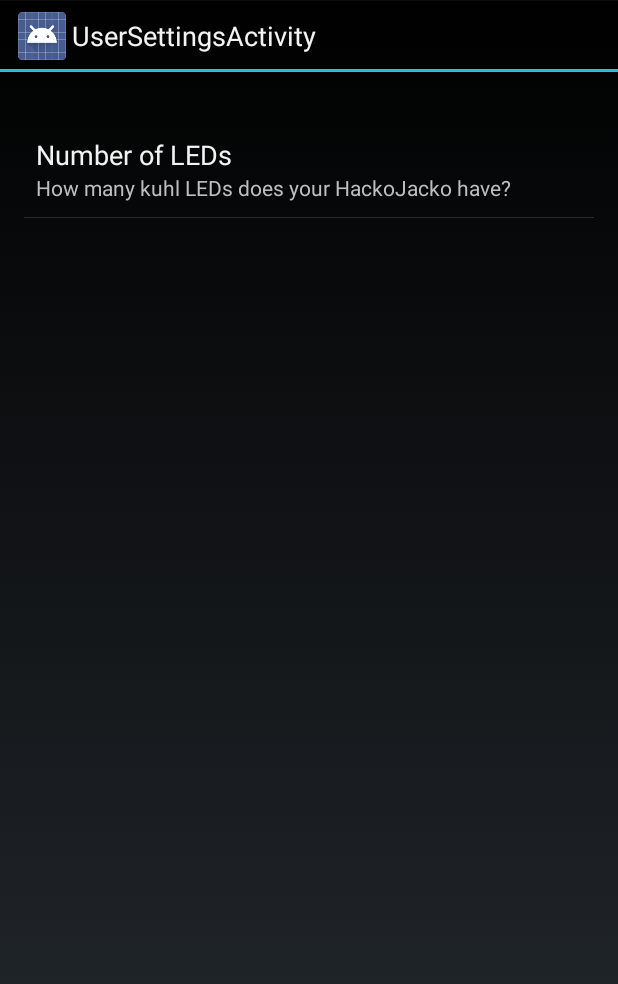
After one commit to chris007de/hackojacko, an Android app: the UserSettingsActivity screen opened directly, with no data from a screen before it, on a phone screen of 412 x 824 dp. The commit adds this screen. Shown: the top 984 px of the screen. Run offline under Robolectric (Android 15) with nearby library versions, the phone set to English and light mode, and no system bars.

Commit message:
Now flushing!! wow And added settings!!

```diff
--- a/androidSrc/wearabLED/app/src/main/AndroidManifest.xml
+++ b/androidSrc/wearabLED/app/src/main/AndroidManifest.xml
@@ -20,6 +20,9 @@
                 <category android:name="android.intent.category.LAUNCHER" />
             </intent-filter>
         </activity>
+        <activity
+            android:name=".UserSettingsActivity"
+            android:label="UserSettingsActivity" />
     </application>
 
 </manifest>
--- a/androidSrc/wearabLED/app/src/main/java/com/wearabled/ConnectionThread.java
+++ b/androidSrc/wearabLED/app/src/main/java/com/wearabled/ConnectionThread.java
@@ -48,6 +48,7 @@ public class ConnectionThread extends Thread {
     public void write(byte[] bytes) {
         try {
             mOutStream.write(bytes);
+            mOutStream.flush();
         } catch (IOException e) { }
     }
 
--- /dev/null
+++ b/androidSrc/wearabLED/app/src/main/java/com/wearabled/UserSettingsActivity.java
@@ -0,0 +1,17 @@
+package com.wearabled;
+
+import android.os.Bundle;
+import android.preference.PreferenceActivity;
+
+/**
+ * Created by Patrick Rehm on 28.11.2014.
+ */
+public class UserSettingsActivity extends PreferenceActivity {
+    @Override
+    public void onCreate(Bundle savedInstanceState) {
+        super.onCreate(savedInstanceState);
+
+        addPreferencesFromResource(R.xml.preferences);
+
+    }
+}
--- /dev/null
+++ b/androidSrc/wearabLED/app/src/main/res/xml/preferences.xml
@@ -0,0 +1,12 @@
+<?xml version="1.0" encoding="utf-8"?>
+<PreferenceScreen xmlns:android="http://schemas.android.com/apk/res/android" >
+
+    <PreferenceCategory android:title="" >
+        <EditTextPreference
+            android:title="Number of LEDs "
+            android:summary="How many kuhl LEDs does your HackoJacko have?"
+            android:key="noLEDs"/>
+    </PreferenceCategory>
+
+
+</PreferenceScreen>
```
Also changed, not shown: androidSrc/wearabLED/app/src/main/java/com/wearabled/HackoJackoProtocol.java (+18 -5 lines), androidSrc/wearabLED/app/src/main/java/com/wearabled/LightingFragment.java (+11 -2 lines), androidSrc/wearabLED/app/src/main/java/com/wearabled/wearabLED.java (+15 -5 lines), androidSrc/wearabLED/app/src/main/res/menu/wearab_led.xml (+6 -3 lines).
